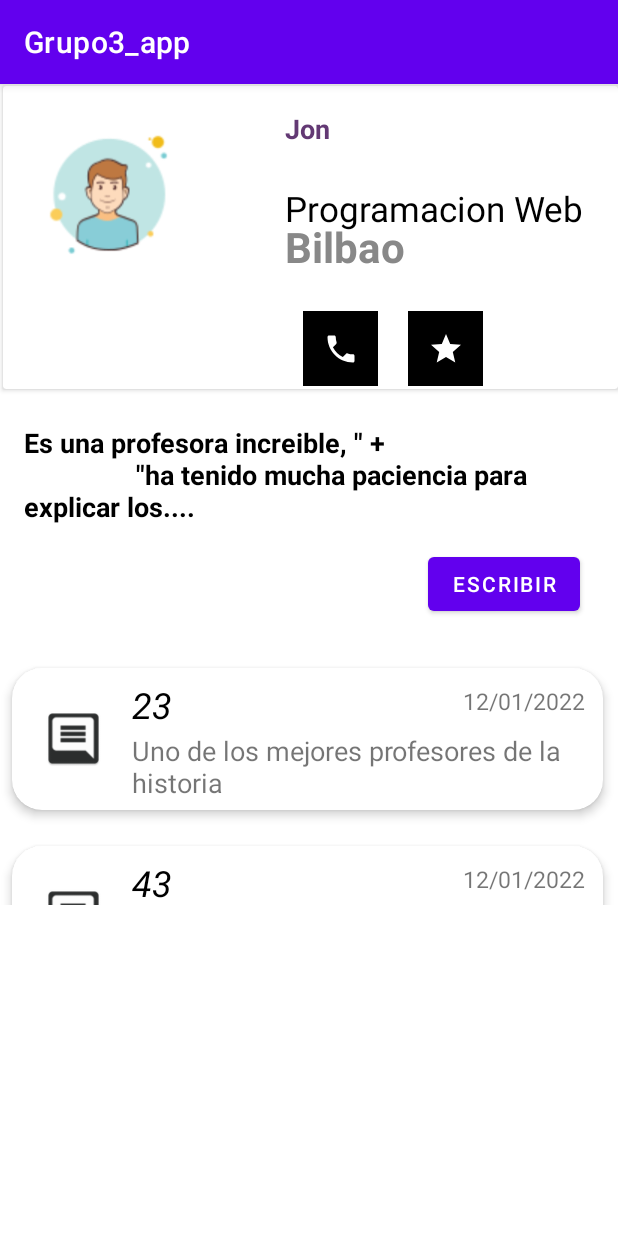
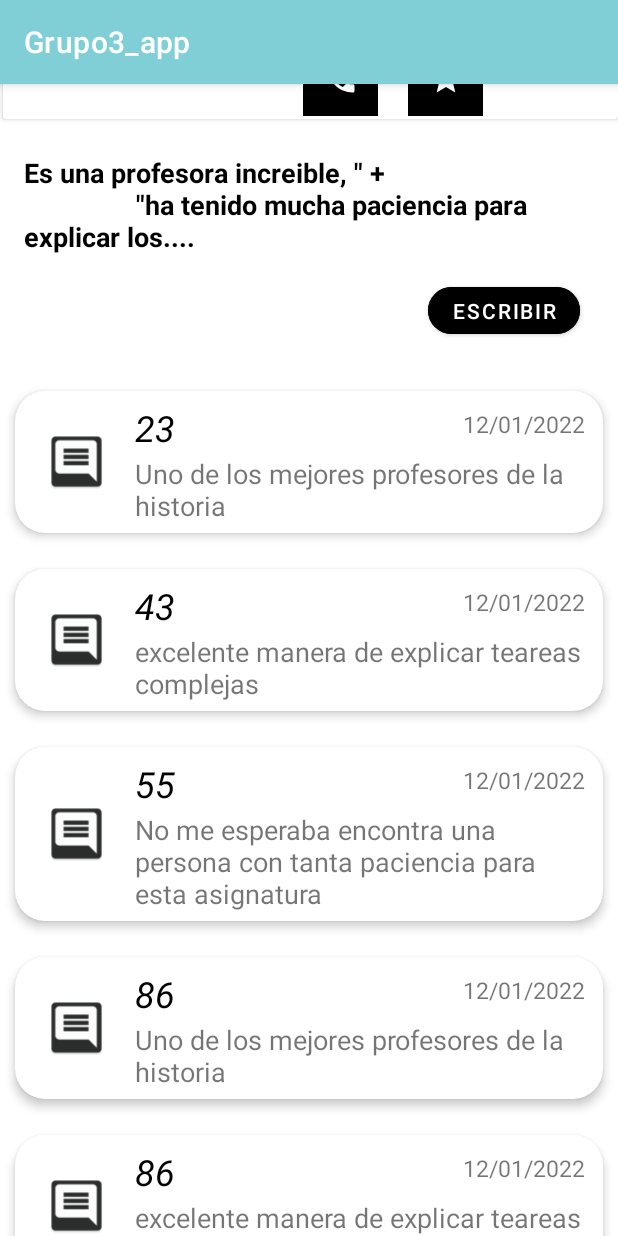
Before and after one commit to RodyArmoa/Grupo3_PMD, an Android app: the TopicsActivity screen opened directly, with no data from a screen before it, after a tap on "Jon", on a phone screen of 412 x 824 dp. Run offline under Robolectric (Android 15) with nearby library versions, the phone set to English and light mode, and no system bars; Roboto replaces fonts that are not available here.

Commit message:
-Se añade colores al inicio, se elimina el fondo de pantalla anterior.
-Se comprueba timpos de colores que, de momento el color subido quedará provisionalmente.

```diff
--- a/app/src/main/java/com/example/grupo3_app/DescriptionActivity.java
+++ b/app/src/main/java/com/example/grupo3_app/DescriptionActivity.java
@@ -137,8 +137,8 @@
         AlertDialog.Builder builder = new AlertDialog.Builder(this);
         builder.setTitle("Ponte en contacto a traves de...");
         builder.setMessage("Asignatura "+ teacher.getAsignatura()
-                +" \n fasgdshdahdhhhjad"
-                +" \n fasgdshdahdhhhjad");
+                +" \n Tel: +34 332 454 654"
+                +" \n emailemail@email.com");
 
         builder.setPositiveButton("OK", new DialogInterface.OnClickListener() {
             @Override
--- a/app/src/main/java/com/example/grupo3_app/TopicsActivity.java
+++ b/app/src/main/java/com/example/grupo3_app/TopicsActivity.java
@@ -103,6 +103,18 @@
         listelementtopics.add(new Listelementtopic("#79CCDD", "Amazon Web Services", "Leire Villamarin", "Mañana"));
         listelementtopics.add(new Listelementtopic("#0B5345", "Amazon Web Services", "Susana Torres", "Tardes"));
         listelementtopics.add(new Listelementtopic("#9179DD", "Amazon Web Services", "Luis Medina", "Mañana"));
+        listelementtopics.add(new Listelementtopic("#0B5345", "Base de Datos", "Pedro Gutierrez", "Mañana"));
+        listelementtopics.add(new Listelementtopic("#B779DD", "Programacion", "Juan Notario", "Tardes"));
+        listelementtopics.add(new Listelementtopic("#9179DD", "Diseño Interfaces", "Iñaki Valencia", "Mañana"));
+        listelementtopics.add(new Listelementtopic("#79CCDD", "Lenguaje de Marcas", "Jon Martinez", "Tardes"));
+        listelementtopics.add(new Listelementtopic("#47747D", "Big Data Analyst", "Aitxiber Badalona", "Mañana"));
+        listelementtopics.add(new Listelementtopic("#7F9093", "Sistemas", "Aitor Karanka", "Tardes"));
+        listelementtopics.add(new Listelementtopic("#6EBDEE", "Microsoft Azure", "Juanma Lopez", "Mañana"));
+        listelementtopics.add(new Listelementtopic("#B4EC28", "Amazon Web Services", "Alvaro Benito", "Tardes"));
+        listelementtopics.add(new Listelementtopic("#79CCDD", "Amazon Web Services", "Leire Villamarin", "Mañana"));
+        listelementtopics.add(new Listelementtopic("#0B5345", "Amazon Web Services", "Susana Torres", "Tardes"));
+        listelementtopics.add(new Listelementtopic("#9179DD", "Amazon Web Services", "Luis Medina", "Mañana"));
+
 
         listAdapterTopics = new ListAdapterTopics(listelementtopics, this, new ListAdapterTopics.OnItemClickListener() {
             @Override
--- a/app/src/main/res/layout/activity_description.xml
+++ b/app/src/main/res/layout/activity_description.xml
@@ -116,20 +116,22 @@
         <Button
             android:id="@+id/idEscribirComentario"
             android:layout_width="wrap_content"
-            android:layout_height="wrap_content"
+            android:layout_height="43dp"
             android:layout_below="@+id/titleOpinionDescriptionStudents"
             android:layout_marginTop="15dp"
             android:text="escribir"
+            app:cornerRadius="30dp"
+            android:backgroundTint="@color/black"
             android:layout_marginStart="285dp"/>
 
         <androidx.recyclerview.widget.RecyclerView
             android:id="@+id/RecyclerViewOpinion"
             android:layout_width="match_parent"
-            android:layout_height="170dp"
+            android:layout_height="575dp"
             android:layout_below="@+id/idEscribirComentario"
             android:layout_alignParentStart="true"
             android:layout_alignParentBottom="false"
-            android:layout_marginStart="-2dp"
+            android:layout_marginStart="0dp"
             android:layout_marginTop="20dp"
             android:layout_marginBottom="5dp" />
 
--- a/app/src/main/res/layout/activity_mi_perfil.xml
+++ b/app/src/main/res/layout/activity_mi_perfil.xml
@@ -96,6 +96,8 @@
             android:drawablePadding="25dp"
             android:layout_gravity="center"
             android:padding="15dp"
+            app:cornerRadius="30dp"
+            android:backgroundTint="#68D1CE"
             android:layout_height="wrap_content"
             android:layout_width="200dp"
             />
@@ -109,6 +111,8 @@
             android:drawablePadding="25dp"
             android:layout_gravity="center"
             android:padding="15dp"
+            app:cornerRadius="30dp"
+            android:backgroundTint="@color/color4"
             android:layout_width="200dp"
             android:layout_height="wrap_content"/>
 
--- a/app/src/main/res/values/themes.xml
+++ b/app/src/main/res/values/themes.xml
@@ -2,8 +2,8 @@
     <!-- Base application theme. -->
     <style name="Theme.Grupo3_app" parent="Theme.MaterialComponents.DayNight.DarkActionBar">
         <!-- Primary brand color. -->
-        <item name="colorPrimary">@color/purple_500</item>
-        <item name="colorPrimaryVariant">@color/purple_700</item>
+        <item name="colorPrimary">#80ced6</item>
+        <item name="colorPrimaryVariant">@color/color4</item>
         <item name="colorOnPrimary">@color/white</item>
         <!-- Secondary brand color. -->
         <item name="colorSecondary">@color/teal_200</item>
```
Also changed, not shown: app/src/main/res/drawable/image_initial_custom.xml (added, +8 -0 lines), app/src/main/res/layout/activity_login.xml (+4 -3 lines).
